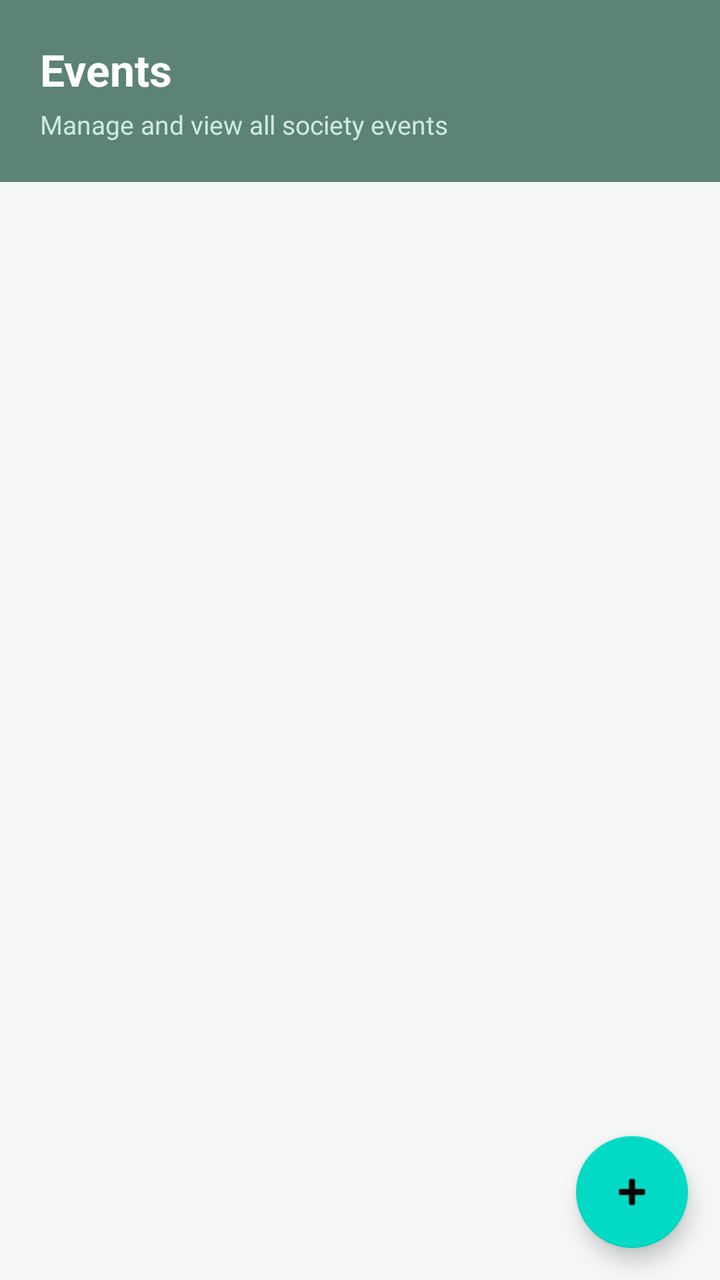
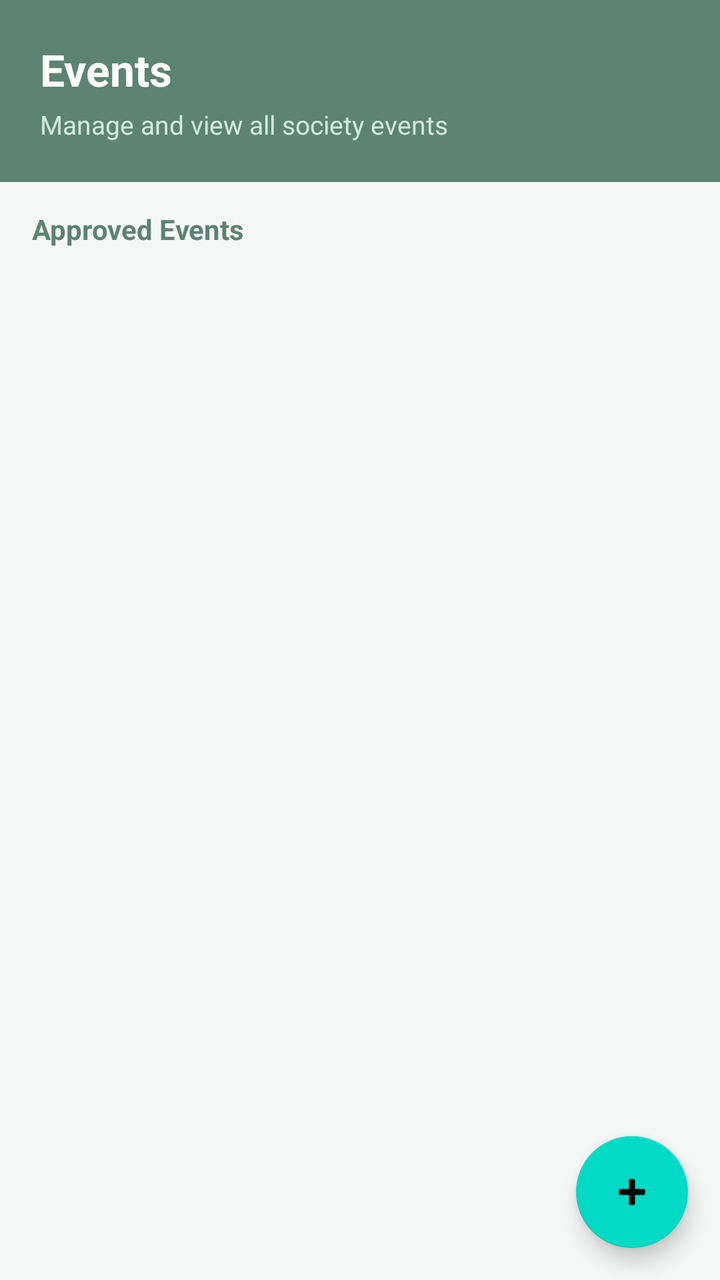

Before-and-after screenshots of an Android layout around one commit, followed by the original layout XML and the change that was made.
<!-- AndroidManifest.xml: application theme Theme.CampusBiome -->
<!-- res/layout/fragment_society_events.xml -->
<?xml version="1.0" encoding="utf-8"?>
<LinearLayout xmlns:android="http://schemas.android.com/apk/res/android"
    android:layout_width="match_parent"
    android:layout_height="match_parent"
    android:orientation="vertical"
    android:background="#F5F7F6">

    
    <LinearLayout
        android:layout_width="match_parent"
        android:layout_height="wrap_content"
        android:orientation="vertical"
        android:background="#5C8374"
        android:padding="20dp">

        <TextView
            android:layout_width="wrap_content"
            android:layout_height="wrap_content"
            android:text="Events"
            android:textColor="#FFFFFF"
            android:textSize="22sp"
            android:textStyle="bold"/>

        <TextView
            android:layout_width="wrap_content"
            android:layout_height="wrap_content"
            android:text="Manage and view all society events"
            android:textColor="#D0E8E0"
            android:textSize="13sp"
            android:layout_marginTop="4dp"/>

    </LinearLayout>

    
    <FrameLayout
        android:layout_width="match_parent"
        android:layout_height="match_parent">

        <androidx.recyclerview.widget.RecyclerView
            android:id="@+id/rvEvents"
            android:layout_width="match_parent"
            android:layout_height="match_parent"
            android:padding="16dp"
            android:clipToPadding="false"/>

        <com.google.android.material.floatingactionbutton.FloatingActionButton
            android:id="@+id/btnAddEvent"
            android:layout_width="wrap_content"
            android:layout_height="wrap_content"
            android:layout_gravity="bottom|end"
            android:layout_margin="16dp"
            android:src="@android:drawable/ic_input_add"/>

    </FrameLayout>

</LinearLayout>
<!-- resources referenced by this layout -->
<resources>
  <style name="Theme.CampusBiome" parent="Theme.MaterialComponents.Light.NoActionBar">
          <item name="colorPrimary">@color/primary</item>
          <item name="colorPrimaryDark">@color/primary_dark</item>
          <item name="colorAccent">@color/accent</item>
          <item name="android:windowBackground">@color/background</item>
      </style>
  <color name="primary">#4A8C7F</color>
  <color name="primary_dark">#3A7066</color>
  <color name="accent">#2D6A5E</color>
  <color name="background">#E8F5F2</color>
</resources>

<!-- the commit's change to res/layout/fragment_society_events.xml (unified diff, before → after) -->
@@ -36,20 +36,100 @@
         android:layout_width="match_parent"
         android:layout_height="match_parent">
 
-        <androidx.recyclerview.widget.RecyclerView
-            android:id="@+id/rvEvents"
+        <androidx.core.widget.NestedScrollView
             android:layout_width="match_parent"
-            android:layout_height="match_parent"
-            android:padding="16dp"
-            android:clipToPadding="false"/>
+            android:layout_height="match_parent">
 
+            <LinearLayout
+                android:layout_width="match_parent"
+                android:layout_height="wrap_content"
+                android:orientation="vertical">
+
+                
+                <LinearLayout
+                    android:id="@+id/pendingSection"
+                    android:layout_width="match_parent"
+                    android:layout_height="wrap_content"
+                    android:orientation="vertical"
+                    android:visibility="gone">
+
+                    <LinearLayout
+                        android:layout_width="match_parent"
+                        android:layout_height="wrap_content"
+                        android:orientation="horizontal"
+                        android:gravity="center_vertical"
+                        android:paddingStart="16dp"
+                        android:paddingEnd="16dp"
+                        android:paddingTop="14dp"
+                        android:paddingBottom="8dp"
+                        android:background="#FFF8E1">
+
+                        <TextView
+                            android:layout_width="wrap_content"
+                            android:layout_height="wrap_content"
+                            android:text="⏳  Awaiting Uni Admin Approval"
+                            android:textSize="13sp"
+                            android:textStyle="bold"
+                            android:textColor="#F57F17"/>
+
+                    </LinearLayout>
+
+                    <androidx.recyclerview.widget.RecyclerView
+                        android:id="@+id/rvPendingEvents"
+                        android:layout_width="match_parent"
+                        android:layout_height="wrap_content"
+                        android:padding="12dp"
+                        android:clipToPadding="false"
+                        android:nestedScrollingEnabled="false"
+                        android:background="#FFFDE7"/>
+
+                    <View
+                        android:layout_width="match_parent"
+                        android:layout_height="1dp"
+                        android:background="#E0E0E0"/>
+
+                </LinearLayout>
+
+                
+                <TextView
+                    android:layout_width="match_parent"
+                    android:layout_height="wrap_content"
+                    android:text="Approved Events"
+                    android:textSize="14sp"
+                    android:textStyle="bold"
+                    android:textColor="#5C8374"
+                    android:paddingStart="16dp"
+                    android:paddingEnd="16dp"
+                    android:paddingTop="14dp"
+                    android:paddingBottom="6dp"/>
+
+                
+                <androidx.recyclerview.widget.RecyclerView
+                    android:id="@+id/rvEvents"
+                    android:layout_width="match_parent"
+                    android:layout_height="wrap_content"
+                    android:padding="12dp"
+                    android:clipToPadding="false"
+                    android:nestedScrollingEnabled="false"/>
+
+                
+                <View
+                    android:layout_width="match_parent"
+                    android:layout_height="80dp"/>
+
+            </LinearLayout>
+
+        </androidx.core.widget.NestedScrollView>
+
+        
         <com.google.android.material.floatingactionbutton.FloatingActionButton
             android:id="@+id/btnAddEvent"
             android:layout_width="wrap_content"
             android:layout_height="wrap_content"
             android:layout_gravity="bottom|end"
             android:layout_margin="16dp"
-            android:src="@android:drawable/ic_input_add"/>
+            android:src="@android:drawable/ic_input_add"
+            android:contentDescription="Add Event"/>
 
     </FrameLayout>
 
